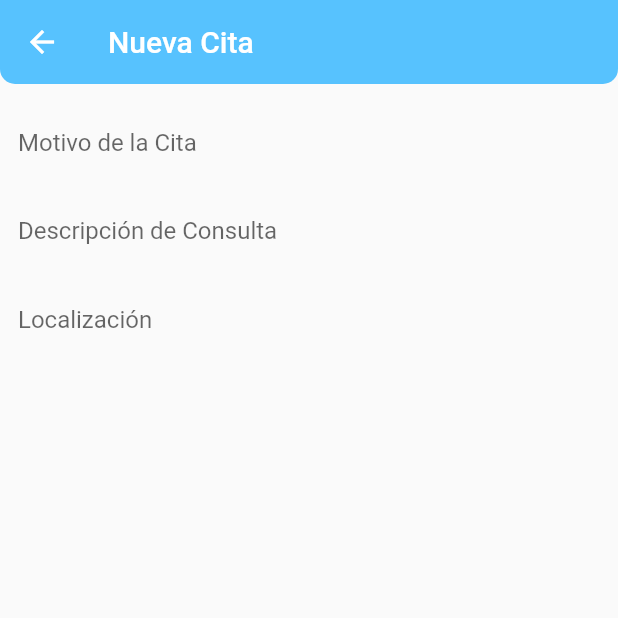
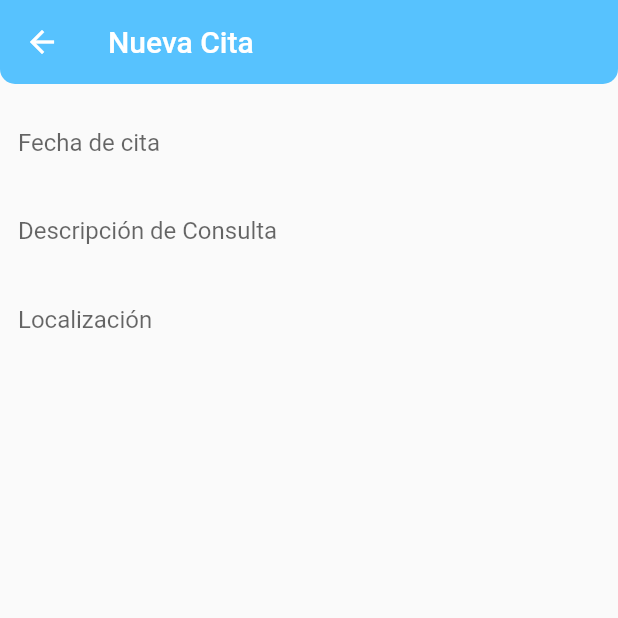
Before and after one commit to carloslamaquinap11/fisi_2022_2_tribusrock_donomar_fe, a Flutter app: the HomeScreen screen opened by its route, after a tap on "Solicitar una nueva cita", on a phone screen of 412 x 824 dp, the top half of it. Run offline on Flutter 3.47's test engine with Material 2 defaults, Android fonts, the light colour scheme and no system bars.

Commit message:
lista citas funcionando

```diff
--- a/lib/models/cita.dart
+++ b/lib/models/cita.dart
@@ -13,31 +13,31 @@ String CitaToJson(List<Cita> data) =>
 
 class Cita {
   Cita({
-    required this.citaId,
+    this.citaId,
     required this.dentistaId,
     required this.pacienteId,
     required this.fechaInicio,
-    required this.fechaFin,
+    this.fechaFin,
     required this.descripcionCita,
     required this.localizacion,
-    required this.estado,
+    this.estado,
   });
 
-  final int citaId;
+  final int? citaId;
   final int dentistaId;
   final int pacienteId;
-  final DateTime fechaInicio;
-  final DateTime fechaFin;
+  final String fechaInicio;
+  final String? fechaFin;
   final String descripcionCita;
   final String localizacion;
-  final int estado;
+  final int? estado;
 
   factory Cita.fromJson(Map<String, dynamic> json) => Cita(
         citaId: json["citaId"],
         dentistaId: json["dentistaId"],
         pacienteId: json["pacienteId"],
-        fechaInicio: DateTime.parse(json["fechaInicio"]),
-        fechaFin: DateTime.parse(json["fechaFin"]),
+        fechaInicio: json["fechaInicio"],
+        fechaFin: json["fechaFin"],
         descripcionCita: json["descripcionCita"],
         localizacion: json["localizacion"],
         estado: json["estado"],
@@ -47,8 +47,8 @@ class Cita {
         "citaId": citaId,
         "dentistaId": dentistaId,
         "pacienteId": pacienteId,
-        "fechaInicio": fechaInicio.toIso8601String(),
-        "fechaFin": fechaFin.toIso8601String(),
+        "fechaInicio": fechaInicio,
+        "fechaFin": fechaFin,
         "descripcionCita": descripcionCita,
         "localizacion": localizacion,
         "estado": estado,
--- a/lib/models/models.dart
+++ b/lib/models/models.dart
@@ -1 +1,2 @@
 export 'package:fisi_2022_2_tribusrock_donomar_fe/models/menu_option.dart';
+export 'package:fisi_2022_2_tribusrock_donomar_fe/models/cita.dart';
--- a/lib/router/app_routes.dart
+++ b/lib/router/app_routes.dart
@@ -20,12 +20,12 @@ class AppRoutes {
         route: 'home',
         icon: Icons.home_max_sharp,
         name: 'Home Screen',
-        screen: const HomeScreen()),
-    MenuOption(
-        route: 'registro_cita',
-        icon: Icons.home_max_sharp,
-        name: 'Registrar Cita',
-        screen:  RegistroCitaScreen()),
+        screen: HomeScreen()),
+    // MenuOption(
+    //     route: 'registro_cita',
+    //     icon: Icons.home_max_sharp,
+    //     name: 'Registrar Cita',
+    //     screen:  RegistroCitaScreen()),
     // MenuOption(route: 'listview2', icon: Icons.verified, name: 'ListView2 Screen', screen: const ListView2Screen()),
     // MenuOption(route: 'card', icon: Icons.ad_units_outlined, name: 'Card Screen', screen: const CardScreen()),
     MenuOption(
--- a/lib/screens/home_screen.dart
+++ b/lib/screens/home_screen.dart
@@ -5,20 +5,29 @@ import 'package:fisi_2022_2_tribusrock_donomar_fe/screens/screens.dart';
 // import 'package:fisi_2022_2_tribusrock_donomar_fe/widgets/custom_next_appointment_button.dart';
 import 'package:fisi_2022_2_tribusrock_donomar_fe/widgets/widgets.dart';
 import 'package:fisi_2022_2_tribusrock_donomar_fe/screens/registro_cita_screen.dart';
-
-
 import 'package:flutter/material.dart';
 import 'package:flutter/services.dart';
 
+import 'package:fisi_2022_2_tribusrock_donomar_fe/models/cita.dart';
+
 class HomeScreen extends StatelessWidget {
 
-  const HomeScreen({Key? key}) : super(key: key);
+  List<Cita>? citas;
+
+  HomeScreen({Key? key,List<Cita>? misCitas}) : super(key: key){
+    citas = misCitas ?? [];
+  }
+
 
 
   @override
   Widget build(BuildContext context) {
     final alto = MediaQuery.of(context).size.height;
     final ancho = MediaQuery.of(context).size.width;
+
+    print('CITAS EN HOMESCREEN');
+    print(citas!.length);
+
     return Container(
       decoration: const BoxDecoration(
           gradient: LinearGradient(
@@ -44,18 +53,19 @@ class HomeScreen extends StatelessWidget {
             Center(
               child: Row(
                 mainAxisAlignment: MainAxisAlignment.spaceAround,
-                children: const [
+                children: [
                   CustomMedicalButton(
                       text: 'Solicitar una nueva cita',
                       width: 0.20,
                       iconData: Icons.favorite_border,
-                      route: 'registro_cita'),
-                  CustomMedicalButton(
+                      route: 'registro_cita',
+                      citas: citas),
+                  const CustomMedicalButton(
                       route: 'registro',
                       text: 'Historial médico',
                       width: 0.20,
                       iconData: Icons.medication_outlined),
-                  CustomMedicalButton(
+                  const CustomMedicalButton(
                       route: 'registro',
                       text: 'Documento de facturas',
                       width: 0.20,
@@ -87,6 +97,35 @@ class HomeScreen extends StatelessWidget {
                   mainAxisAlignment: MainAxisAlignment.spaceEvenly,
                   children:<Widget> [
 
+                    citas!.length!=0 ? Expanded(
+                      child: Container(
+                        // height: 80,
+                        width: 250,
+                        child:  ListView(
+                        children: citas!.map((e) {
+
+                          return CustomNextAppointmentButton(name: e.descripcionCita,time: '09:00 a.m.',);
+                        }).toList(),
+                      )
+                      )
+                    )
+                    :
+                    Text('No hay citas'),
+                    // ListView.separated(
+                    //   itemBuilder: (context,index)=>Padding(
+                    //     padding: EdgeInsets.all(8.0),
+                    //     child: Center(
+                    //       child: CustomNextAppointmentButton(
+                    //         name: ,
+                    //       )
+                    //     ),
+                    //   ),
+                    //   separatorBuilder: (context, index) => Divider(
+                    //     color: Colors.black,
+                    //   ),
+                    //   itemCount: citas!.length
+                    // )
+
                     // Text(HomeScreenArguments(description, location)),
                     // Text(arguments.description),
                     // Text(arguments.location),
@@ -103,14 +142,14 @@ class HomeScreen extends StatelessWidget {
                     //      time: '09:00 a.m.'),
                   ],
                 ),
-                Column(
-                  mainAxisAlignment: MainAxisAlignment.center,
-                  crossAxisAlignment: CrossAxisAlignment.center,
-                  children: const [
-                    // CustomNextAppointmentButton(name: 'REVISIÓN MÉDICA DE IMPLANTE MAMARIO',time: '09:00 a.m.'),
-                    // CustomNextAppointmentButton(name: 'REVISIÓN MÉDICA DE IMPLANTE MAMARIO',time: '09:00 a.m.'),
-                  ],
-                )
+                // Column(
+                //   mainAxisAlignment: MainAxisAlignment.center,
+                //   crossAxisAlignment: CrossAxisAlignment.center,
+                //   children: const [
+                //     // CustomNextAppointmentButton(name: 'REVISIÓN MÉDICA DE IMPLANTE MAMARIO',time: '09:00 a.m.'),
+                //     // CustomNextAppointmentButton(name: 'REVISIÓN MÉDICA DE IMPLANTE MAMARIO',time: '09:00 a.m.'),
+                //   ],
+                // )
               ],
             )),
             Container(
--- a/lib/screens/login_screen.dart
+++ b/lib/screens/login_screen.dart
@@ -82,7 +82,7 @@ class LoginScreen extends StatelessWidget {
                         onPressed: () {
                           FocusScope.of(context).requestFocus(FocusNode());
                           print(formValues);
-                          if (formValues['email'] == "@hotmail.com" &&
+                          if (formValues['email'] == "123" &&
                               formValues['password'] == "123") {
                             print("Éxito <3");
                             Navigator.pushNamed(context, 'home');
--- a/lib/screens/registro_cita_screen.dart
+++ b/lib/screens/registro_cita_screen.dart
@@ -1,5 +1,3 @@
-import 'dart:html';
-
 import 'package:fisi_2022_2_tribusrock_donomar_fe/router/app_routes.dart';
 import 'package:fisi_2022_2_tribusrock_donomar_fe/screens/home_screen.dart';
  import 'package:fisi_2022_2_tribusrock_donomar_fe/screens/screens.dart';
@@ -11,23 +9,30 @@ import 'package:flutter/foundation.dart';
 import 'package:flutter/material.dart';
 import 'package:flutter/services.dart';
 
-class RegistroCitaScreen extends StatefulWidget {
+import '../models/cita.dart';
 
-  @override
-  State<RegistroCitaScreen> createState() => _RegistroCitaScreenState();
-}
-
-class _RegistroCitaScreenState extends State<RegistroCitaScreen> {
+class RegistroCitaScreen extends StatelessWidget {
 
 
-   String? reasonValue;
-   String? descriptionValue;
-   String? locationValue;
 
+  // final String? reasonValue;
 
-  final formKey = GlobalKey<FormState>();
+  // final String? descriptionValue;
 
-  // const RegistroCitaScreen({Key? key}) : super(key: key);
+  // final String? locationValue;
+
+  // final formKey = GlobalKey<FormState>();
+  static final GlobalKey<FormState> formKey = GlobalKey<FormState>();
+  static final Map<String, String> formValues = {
+    'fecha': 'newfecha',
+    'description': 'newdescription',
+    'location': 'newlocation'
+  };
+
+  final List<Cita> citas;
+
+  const RegistroCitaScreen({Key? key, required this.citas}) : super(key: key);
+
   @override
   Widget build(BuildContext context) {
     final alto = MediaQuery.of(context).size.height;
@@ -51,14 +56,16 @@ class _RegistroCitaScreenState extends State<RegistroCitaScreen> {
         ),
         body: Form(
           key:formKey,
-          child: Column(children:<Widget> [
+          child: SingleChildScrollView(
+            child: Column(
+              children:<Widget> [
                 const SizedBox(
                   height: 10,
                 ),
                 TextFormField(
-            decoration: InputDecoration(labelText: 'Motivo de la Cita', ),
-            onSaved: (value){
-              reasonValue = value;
+                  decoration: InputDecoration(labelText: 'Fecha de cita', ),
+                  onChanged: (value){
+                    formValues['fecha'] = value;
                   },
                   validator: (value){
                     if(value!.isEmpty){
@@ -69,8 +76,8 @@ class _RegistroCitaScreenState extends State<RegistroCitaScreen> {
 
                 TextFormField(
                   decoration: InputDecoration(labelText: 'Descripción de Consulta', ),
-            onSaved: (value){
-              descriptionValue = value;
+                  onChanged: (value){
+                    formValues['description'] = value;
                   },
                   validator: (value){
                     if(value!.isEmpty){
@@ -81,8 +88,8 @@ class _RegistroCitaScreenState extends State<RegistroCitaScreen> {
 
                 TextFormField(
                   decoration: InputDecoration(labelText: 'Localización', ),
-            onSaved: (Value){
-              locationValue = Value;
+                  onChanged: (value){
+                    formValues['location'] = value;
                   },
                   validator: (value){
                     if(value!.isEmpty){
@@ -91,39 +98,32 @@ class _RegistroCitaScreenState extends State<RegistroCitaScreen> {
                   },
                 ),
 
-
-          // CustomInputField(
-          //   labelText: 'Motivo de la Cita ',
-          //   keyboardType: TextInputType.text,
-          //   formProperty: 'reason',
-          //   formValues: formValues,
-          // ),
-          // const SizedBox(
-          //   height: 10,
-          // ),
-          //  CustomInputField(
-          //   labelText: 'Descripcion Consulta ',
-          //   keyboardType: TextInputType.text,
-          //   formProperty: 'description',
-          //   formValues: formValues,
-          // ),
-          // const SizedBox(
-          //   height: 10,
-          // ),
-          //  CustomInputField(
-          //   labelText: 'Localización ',
-          //   keyboardType: TextInputType.text,
-          //   formProperty: 'location',
-          //   formValues: formValues,
-          // ),
                 SizedBox(height: 400,),
                 ElevatedButton(
                   onPressed: () {
 
                       print('ezz');
-                     Navigator.pushNamed(context, 'home');
 
+                      var auxCita = Cita(
+                        dentistaId: 1,
+                        pacienteId: 2,
+                        fechaInicio: formValues['fecha'].toString(),
+                        descripcionCita: formValues['description'].toString(),
+                        localizacion: formValues['location'].toString());
 
+                      citas.add(auxCita);
+                      print('cita a agregar');
+                      print(auxCita.fechaInicio);
+                      print(auxCita.descripcionCita);
+                      print(auxCita.localizacion);
+                      print('citasssssssssssss');
+                      print(citas.length);
+                      // formKey = null;
+                      // print(citas);
+                      Navigator.popAndPushNamed(context,'home');
+                      // Navigator.push(context,
+                      //   MaterialPageRoute(builder: (context)=>HomeScreen(misCitas: citas,))
+                      // );
                   },
                   style: ElevatedButton.styleFrom(
                     maximumSize: const Size(268, 52),
@@ -138,25 +138,11 @@ class _RegistroCitaScreenState extends State<RegistroCitaScreen> {
                       maxLines: 1,
                       textAlign: TextAlign.center),
                 ),
-        ],),),
-
+              ],
+            ),
+          ),
+        ),
       ),
     );
-
-
   }
-//  void _showHomeScreen(BuildContext context){
-
-//      if(formKey.currentState!.validate()){
-//         formKey.currentState!.save();
-
-//     Navigator.of(context).pushNamed("/second",
-//       arguments: HomeScreen(
-//         description: this.descriptionValue,
-//         location:this.locationValue));
-
-//      }
-
-
-//     }
 }
--- a/lib/widgets/custom_medical_button.dart
+++ b/lib/widgets/custom_medical_button.dart
@@ -1,14 +1,18 @@
 import 'package:fisi_2022_2_tribusrock_donomar_fe/main.dart';
+import 'package:fisi_2022_2_tribusrock_donomar_fe/screens/registro_cita_screen.dart';
 import 'package:flutter/material.dart';
+
+import '../models/cita.dart';
 
 class CustomMedicalButton extends StatelessWidget {
   final String? text;
   final String? route;
   final double? width;
   final IconData? iconData;
+  final List<Cita>? citas;
 
   const CustomMedicalButton(
-      {Key? key, this.text, this.route, this.width, this.iconData})
+      {Key? key, this.text, this.route, this.width, this.iconData,this.citas})
       : super(key: key);
 
   @override
@@ -28,7 +32,13 @@ class CustomMedicalButton extends StatelessWidget {
             onPressed: () {
               print('botón presionado: ' + text!);
               print('ruta: ' + route!);
-              Navigator.pushNamed(context, route!);
+
+              if(route=='registro_cita'){
+                Navigator.push(context, MaterialPageRoute(builder: (context) => RegistroCitaScreen(citas: citas!)));
+              }
+              else{
+                Navigator.pushNamed(context, route!);
+              }
             },
             style: ElevatedButton.styleFrom(
               minimumSize: const Size(100, 120),
--- a/lib/widgets/custom_next_appointment_button.dart
+++ b/lib/widgets/custom_next_appointment_button.dart
@@ -16,8 +16,8 @@ class CustomNextAppointmentButton extends StatelessWidget {
     return ElevatedButton(
       onPressed: () {},
       style: ElevatedButton.styleFrom(
-        minimumSize: const Size(230, 80),
-        maximumSize: const Size(240, 110),
+        minimumSize: const Size(200, 80),
+        maximumSize: const Size(210, 110),
         elevation: 5,
         backgroundColor: Colors.white,
         shape: const RoundedRectangleBorder(
```
Lines whose indentation alone changed are shown as unchanged.
